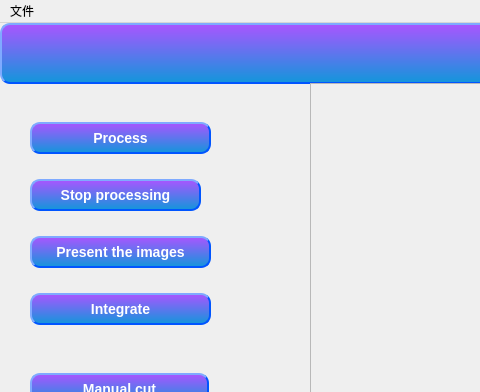
Qt form demo.ui (HarryandJack/Surgical_video_clipping) before a commit; both pictures show x 0 to 480 and y 0 to 392 of the 1125 by 842 pixel window.
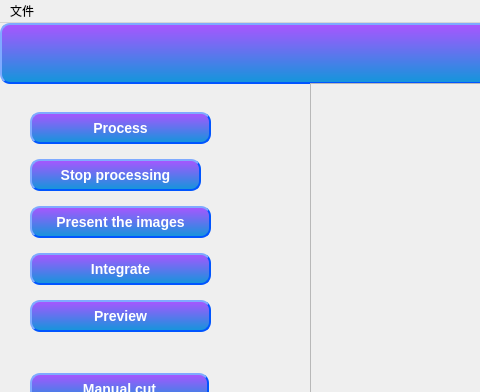
The same form after that commit.

Commit message: Try to add Preview Function

The edit to the form file:
```diff
--- a/demo.ui
+++ b/demo.ui
@@ -281,6 +281,43 @@
        </property>
       </widget>
      </item>
+     <item>
+      <widget class="QPushButton" name="Preview">
+       <property name="styleSheet">
+        <string notr="true">QPushButton
+{
+    color:#ffffff; /*文字颜色*/
+    background-color:qlineargradient(x1: 0, y1: 0, x2: 0, y2: 1, stop:0 #aa55ff, stop: 1 #1296db);/*背景色*/
+    border-style:outset; /*边框风格*/
+    border-width:2px;/*边框宽度*/
+    border-color:#0055ff; /*边框颜色*/
+    border-radius:10px; /*边框倒角*/
+    font:bold 14px; /*字体*/
+    font-family: Segoe UI;
+    min-width:100px;/*控件最小宽度*/
+    min-height:20px;/*控件最小高度*/
+    padding:4px;/*内边距*/
+}
+
+QPushButton::hover{
+	color:#ffffff; /*文字颜色*/
+    background-color:qlineargradient(x1: 1, y1: 1, x2: 1, y2: 0, stop:0 #aa55ff, stop: 1 #1296db);/*背景色*/
+    border-style:outset; /*边框风格*/
+    border-width:2px;/*边框宽度*/
+    border-color:#0055ff; /*边框颜色*/
+    border-radius:10px; /*边框倒角*/
+    font:bold 14px; /*字体*/
+    font-family: Segoe UI;
+    min-width:100px;/*控件最小宽度*/
+    min-height:20px;/*控件最小高度*/
+    padding:4px;/*内边距*/
+}</string>
+       </property>
+       <property name="text">
+        <string>Preview</string>
+       </property>
+      </widget>
+     </item>
     </layout>
    </widget>
    <widget class="QWidget" name="verticalLayoutWidget">
```
Left out of the diff: 2 changed lines with no effect on the pictures. The commit also changes 3 other files.
